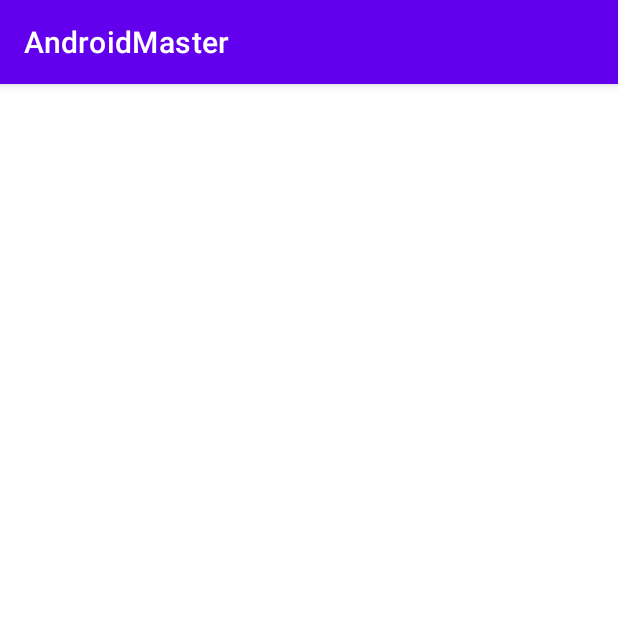
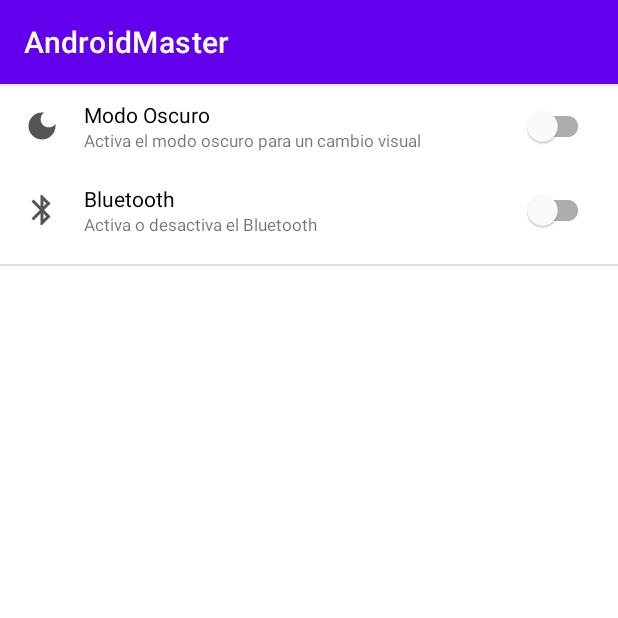
Before and after one commit to kalsmith/AndroidMaster, an Android app: the SettingsActivity screen opened directly, with no data from a screen before it, on a phone screen of 412 x 824 dp, the top half of it. Run offline under Robolectric (Android 15) with nearby library versions, the phone set to English and light mode, and no system bars.

Commit message:
ADD swicth to app

```diff
--- /dev/null
+++ b/app/src/main/res/drawable/ic_bluetooth.xml
@@ -0,0 +1,5 @@
+<vector android:height="24dp" android:tint="#555555"
+    android:viewportHeight="24" android:viewportWidth="24"
+    android:width="24dp" xmlns:android="http://schemas.android.com/apk/res/android">
+    <path android:fillColor="@android:color/white" android:pathData="M17.71,7.71L12,2h-1v7.59L6.41,5 5,6.41 10.59,12 5,17.59 6.41,19 11,14.41L11,22h1l5.71,-5.71 -4.3,-4.29 4.3,-4.29zM13,5.83l1.88,1.88L13,9.59L13,5.83zM14.88,16.29L13,18.17v-3.76l1.88,1.88z"/>
+</vector>
--- /dev/null
+++ b/app/src/main/res/drawable/ic_dark_mode.xml
@@ -0,0 +1,5 @@
+<vector android:height="24dp" android:tint="#555555"
+    android:viewportHeight="24" android:viewportWidth="24"
+    android:width="24dp" xmlns:android="http://schemas.android.com/apk/res/android">
+    <path android:fillColor="@android:color/white" android:pathData="M12,3c-4.97,0 -9,4.03 -9,9s4.03,9 9,9s9,-4.03 9,-9c0,-0.46 -0.04,-0.92 -0.1,-1.36c-0.98,1.37 -2.58,2.26 -4.4,2.26c-2.98,0 -5.4,-2.42 -5.4,-5.4c0,-1.81 0.89,-3.42 2.26,-4.4C12.92,3.04 12.46,3 12,3L12,3z"/>
+</vector>
--- a/app/src/main/res/layout/activity_settings.xml
+++ b/app/src/main/res/layout/activity_settings.xml
@@ -1,9 +1,95 @@
 <?xml version="1.0" encoding="utf-8"?>
-<androidx.constraintlayout.widget.ConstraintLayout xmlns:android="http://schemas.android.com/apk/res/android"
+<LinearLayout xmlns:android="http://schemas.android.com/apk/res/android"
     xmlns:app="http://schemas.android.com/apk/res-auto"
     xmlns:tools="http://schemas.android.com/tools"
     android:layout_width="match_parent"
     android:layout_height="match_parent"
+    android:orientation="vertical"
     tools:context="settings.SettingsActivity">
 
-</androidx.constraintlayout.widget.ConstraintLayout>
+    <LinearLayout
+        android:layout_width="match_parent"
+        android:layout_height="wrap_content"
+        android:gravity="center_vertical"
+        android:orientation="horizontal">
+
+        <ImageView
+            android:layout_width="wrap_content"
+            android:layout_height="wrap_content"
+            android:layout_margin="16dp"
+            android:src="@drawable/ic_dark_mode"/>
+
+        <LinearLayout
+            android:layout_width="0dp"
+            android:layout_weight="1"
+            android:layout_height="wrap_content"
+            android:orientation="vertical">
+
+            <TextView
+                android:layout_width="wrap_content"
+                android:layout_height="wrap_content"
+                android:textColor="@color/black"
+                android:text="@string/settings_dark_mode"/>
+            <TextView
+                android:layout_width="wrap_content"
+                android:layout_height="wrap_content"
+                android:textSize="11sp"
+                android:text="@string/settings_sub_dark_mode"/>
+
+
+        </LinearLayout>
+
+
+        <com.google.android.material.switchmaterial.SwitchMaterial
+            android:id="@+id/swicthDarkMode"
+            android:layout_width="wrap_content"
+            android:layout_height="wrap_content"
+            android:layout_marginHorizontal="16dp"/>
+    </LinearLayout>
+
+    <LinearLayout
+        android:layout_width="match_parent"
+        android:layout_height="wrap_content"
+        android:gravity="center_vertical"
+        android:orientation="horizontal">
+
+        <ImageView
+            android:layout_width="wrap_content"
+            android:layout_height="wrap_content"
+            android:layout_margin="16dp"
+            android:src="@drawable/ic_bluetooth"/>
+
+        <LinearLayout
+            android:layout_width="0dp"
+            android:layout_weight="1"
+            android:layout_height="wrap_content"
+            android:orientation="vertical">
+
+            <TextView
+                android:layout_width="wrap_content"
+                android:layout_height="wrap_content"
+                android:textColor="@color/black"
+                android:text="@string/settings_bluetooth"/>
+            <TextView
+                android:layout_width="wrap_content"
+                android:layout_height="wrap_content"
+                android:textSize="11sp"
+                android:text="@string/settings_sub_bluetooth"/>
+
+
+        </LinearLayout>
+
+
+        <com.google.android.material.switchmaterial.SwitchMaterial
+            android:id="@+id/swicthBluetooth"
+            android:layout_width="wrap_content"
+            android:layout_height="wrap_content"
+            android:layout_marginHorizontal="16dp"/>
+    </LinearLayout>
+
+    <com.google.android.material.divider.MaterialDivider
+        android:layout_width="match_parent"
+        android:layout_height="1dp"
+        android:layout_marginVertical="8dp"/>
+
+</LinearLayout>
--- a/app/src/main/res/values/strings.xml
+++ b/app/src/main/res/values/strings.xml
@@ -34,4 +34,11 @@
     <string name="todo_dialog_category_personal">Personal</string>
 
 
+    <string name="settings_dark_mode">Modo Oscuro</string>
+    <string name="settings_sub_dark_mode">Activa el modo oscuro para un cambio visual</string>
+
+    <string name="settings_bluetooth">Bluetooth</string>
+    <string name="settings_sub_bluetooth">Activa o desactiva el Bluetooth</string>
+
+
 </resources>
```
